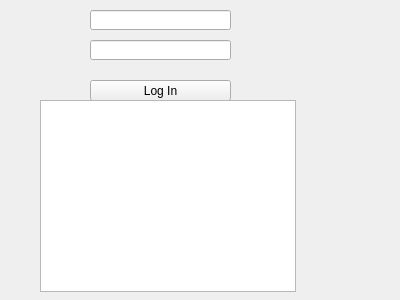
Old version of the form authentication.ui in the repository Helobaka/QtProject.
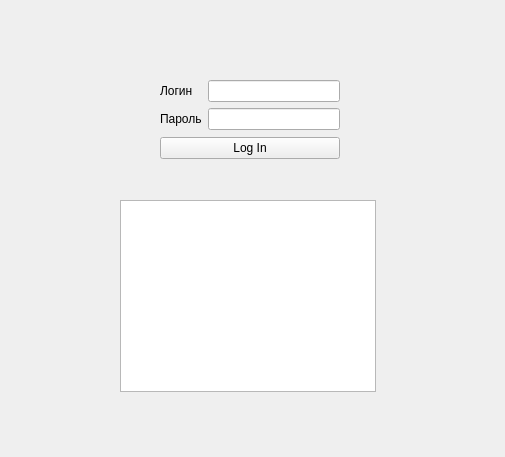
New version of the form.

Commit message: Передача данных между формами

The edit to the form file:
```diff
--- a/authentication.ui
+++ b/authentication.ui
@@ -6,56 +6,66 @@
    <rect>
     <x>0</x>
     <y>0</y>
-    <width>400</width>
-    <height>300</height>
+    <width>505</width>
+    <height>457</height>
    </rect>
   </property>
   <property name="windowTitle">
    <string>Form</string>
   </property>
-  <widget class="QPushButton" name="BtnLogin">
-   <property name="geometry">
-    <rect>
-     <x>90</x>
-     <y>80</y>
-     <width>141</width>
-     <height>21</height>
-    </rect>
-   </property>
-   <property name="text">
-    <string>Log In</string>
-   </property>
-  </widget>
-  <widget class="QLineEdit" name="TextLogin">
-   <property name="geometry">
-    <rect>
-     <x>90</x>
-     <y>10</y>
-     <width>141</width>
-     <height>20</height>
-    </rect>
-   </property>
-  </widget>
-  <widget class="QLineEdit" name="TextPassword">
-   <property name="geometry">
-    <rect>
-     <x>90</x>
-     <y>40</y>
-     <width>141</width>
-     <height>20</height>
-    </rect>
-   </property>
-  </widget>
   <widget class="QTableView" name="tableView">
    <property name="geometry">
     <rect>
-     <x>40</x>
-     <y>100</y>
+     <x>120</x>
+     <y>200</y>
      <width>256</width>
      <height>192</height>
     </rect>
    </property>
   </widget>
+  <widget class="QWidget" name="">
+   <property name="geometry">
+    <rect>
+     <x>160</x>
+     <y>80</y>
+     <width>180</width>
+     <height>79</height>
+    </rect>
+   </property>
+   <layout class="QVBoxLayout" name="verticalLayout">
+    <item>
+     <layout class="QFormLayout" name="formLayout">
+      <item row="0" column="0">
+       <widget class="QLabel" name="label">
+        <property name="text">
+         <string>Логин</string>
+        </property>
+       </widget>
+      </item>
+      <item row="0" column="1">
+       <widget class="QLineEdit" name="TextLogin"/>
+      </item>
+      <item row="1" column="0">
+       <widget class="QLabel" name="label_2">
+        <property name="text">
+         <string>Пароль</string>
+        </property>
+       </widget>
+      </item>
+      <item row="1" column="1">
+       <widget class="QLineEdit" name="TextPassword"/>
+      </item>
+     </layout>
+    </item>
+    <item>
+     <widget class="QPushButton" name="BtnLogin">
+      <property name="text">
+       <string>Log In</string>
+      </property>
+     </widget>
+    </item>
+   </layout>
+  </widget>
  </widget>
  <resources/>
  <connections/>
```
The commit also changes 5 other files.
